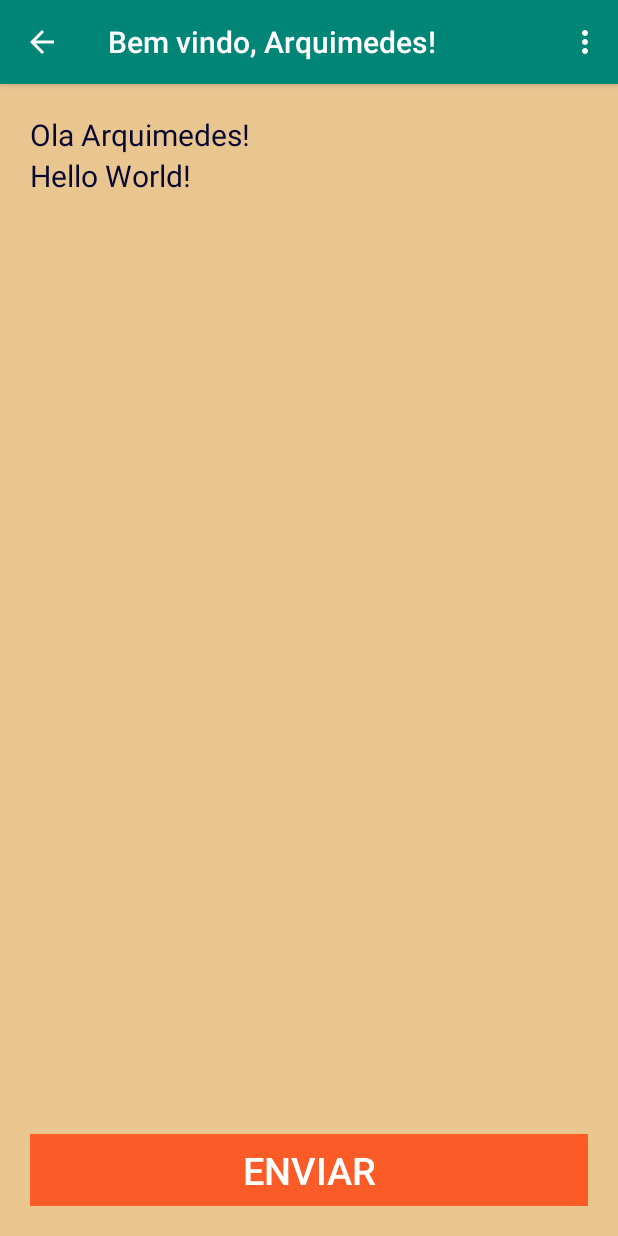
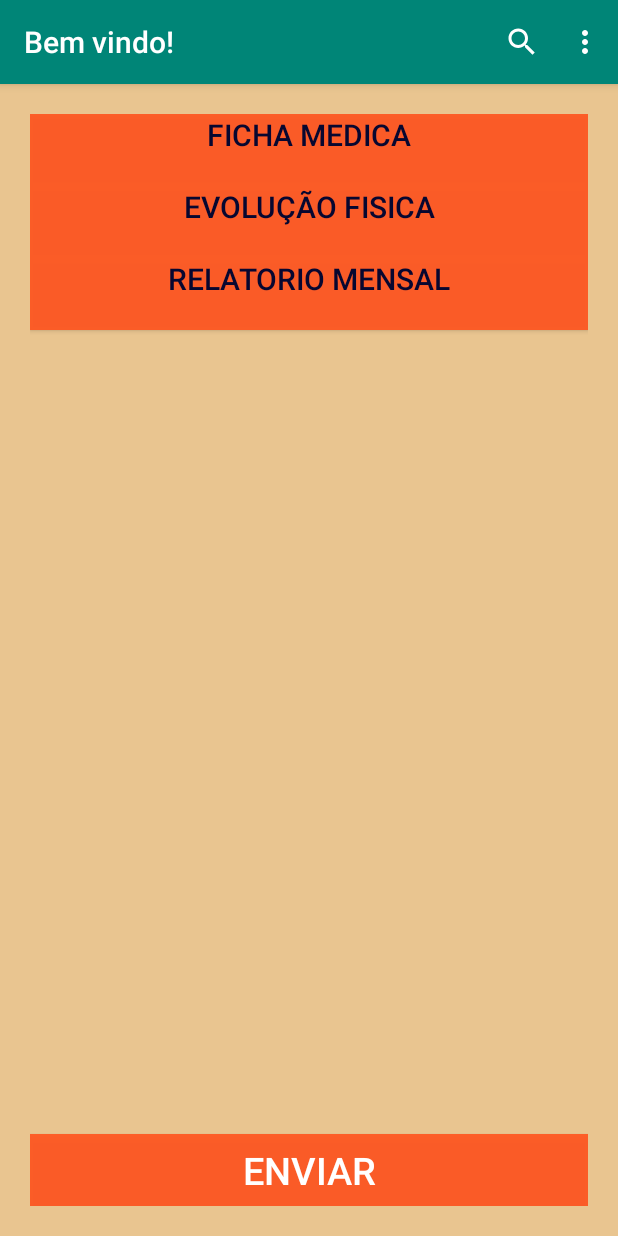
Before and after one commit to lrs96/app-gym-manager, an Android app: the MainActivity screen opened directly, with no data from a screen before it, on a phone screen of 412 x 824 dp. Run offline under Robolectric (Android 15) with nearby library versions, the phone set to English and light mode, and no system bars.

Commit message:
Criação de menus e dos tres botoes da tela home

```diff
--- a/app/build.gradle
+++ b/app/build.gradle
@@ -25,7 +25,7 @@ android {
 
 dependencies {
     implementation fileTree(dir: 'libs', include: ['*.jar'])
-    implementation"org.jetbrains.kotlin:kotlin-stdlib-jdk7:$kotlin_version"
+    implementation "org.jetbrains.kotlin:kotlin-stdlib-jdk7:$kotlin_version"
     implementation 'androidx.appcompat:appcompat:1.1.0'
     implementation 'androidx.core:core-ktx:1.2.0'
     implementation 'androidx.constraintlayout:constraintlayout:1.1.3'
--- a/app/src/main/res/layout/activity_main.xml
+++ b/app/src/main/res/layout/activity_main.xml
@@ -8,20 +8,36 @@
     tools:context=".MainActivity">
 
 
-    <TextView
-        android:id="@+id/txtView1"
-        android:layout_width="wrap_content"
+    <Button
+        android:id="@+id/btn1"
+        android:layout_width="match_parent"
         android:layout_height="wrap_content"
-        android:text="@string/ola_arq"
-        style="@style/Txt_Teste" />
+        android:paddingBottom="20sp"
+        android:background="@color/bg_btn_padrao"
+        android:text="@string/bnt1"
+        style="@style/Txt_Teste"
+        android:onClick="clickBtnaFichaMedica"/>
 
-    <TextView
-        android:id="@+id/txtView2"
-        android:layout_width="wrap_content"
+    <Button
+        android:id="@+id/btn2"
+        android:layout_width="match_parent"
         android:layout_height="wrap_content"
-        android:layout_below="@id/txtView1"
-        android:text="@string/hollo_world"
-        style="@style/Txt_Teste"/>
+        android:paddingBottom="20sp"
+        android:background="@color/bg_btn_padrao"
+        android:text="@string/bnt2"
+        android:layout_below="@id/btn1"
+        style="@style/Txt_Teste"
+        android:onClick="clickBtnEvolucaoFisica"/>
+
+    <Button
+        android:layout_width="match_parent"
+        android:layout_height="wrap_content"
+        android:background="@color/bg_btn_padrao"
+        android:paddingBottom="20sp"
+        android:text="@string/bnt3"
+        android:layout_below="@id/btn2"
+        style="@style/Txt_Teste"
+        android:onClick="clickBtnaRelatorioMensal"/>
 
     <Button
         android:id="@+id/btn_enviar"
--- a/app/src/main/res/menu/menu_login.xml
+++ b/app/src/main/res/menu/menu_login.xml
@@ -3,6 +3,12 @@
     xmlns:tools="http://schemas.android.com/tools"
     xmlns:app="http://schemas.android.com/apk/res-auto"
     tools:context=".LoginActivity">
+
+    <item android:id="@+id/action_buscar"
+        android:icon="@drawable/buscar"
+        android:title="@string/menu_buscar"
+        app:showAsAction="always"
+        app:actionViewClass="androidx.appcompat.widget.SearchView"/>
 
     <item
         android:id="@+id/menu_sair"
@@ -12,8 +18,20 @@
 
     <item
         android:id="@+id/menu_adicionar"
-        android:orderInCategory="100"
-        android:title="@string/lbl_sair"
-        app:showAsAction="never"/>
+        android:orderInCategory="1"
+        android:title="@string/menu_adicionar"
+        app:showAsAction="never"/>_
+
+    <item
+        android:id="@+id/menu_atualizar"
+        android:orderInCategory="2"
+        android:title="@string/menu_Atualizar"
+        app:showAsAction="never"/>_
+
+    <item
+        android:id="@+id/menu_config"
+        android:orderInCategory="3"
+        android:title="@string/menu_conf"
+        app:showAsAction="never"/>_
 
 </menu>
--- a/app/src/main/res/values/strings.xml
+++ b/app/src/main/res/values/strings.xml
@@ -16,8 +16,22 @@
 
     <string name="mensagem_login">Bem vindo, faça seu login</string>
 
-    <string name="action_settings">Settings</string>
     <string name="lbl_sair">Sair</string>
+    <string name="menu_conf">Configuração</string>
+    <string name="menu_adicionar">Adicionar</string>
+    <string name="menu_Atualizar">Atualizar</string>
 
 
+    <string name="bnt1">Ficha Medica</string>
+    <string name="bnt2">Evolução Fisica</string>
+    <string name="bnt3">Relatorio Mensal</string>
+    <string name="menu_buscar">Buscar</string>
+    <string name="lblEmail">Email</string>
+    <string name="str_text_cpf">CPF</string>
+    <string name="str_text_nome">Nome</string>
+    <string name="mensagem_cadastro">Cadastro</string>
+    <string name="lblFichaMedica">FichaMedica</string>
+    <string name="lblEvolução">Evolução Fisica</string>
+    <string name="lblRelatorio">Relatório Mensal</string>
+
 </resources>
```
Also changed, not shown: app/src/main/AndroidManifest.xml (+8 -6 lines), app/src/main/java/br/com/app_my_manage_mobile/ConfiguracaoActivity.kt (added, +37 -0 lines), app/src/main/java/br/com/app_my_manage_mobile/EvolucaoFisicaActivity.kt (added, +37 -0 lines), app/src/main/java/br/com/app_my_manage_mobile/FichaMedicaActivity.kt (added, +37 -0 lines), app/src/main/java/br/com/app_my_manage_mobile/MainActivity.kt (+43 -3 lines), app/src/main/java/br/com/app_my_manage_mobile/PesquisaActivity.kt (added, +40 -0 lines), app/src/main/java/br/com/app_my_manage_mobile/PessoaActivity.kt (added, +30 -0 lines), app/src/main/java/br/com/app_my_manage_mobile/RelatorioMensalActivity.kt (added, +35 -0 lines), app/src/main/res/layout/activity_configuracao.xml (added, +23 -0 lines), app/src/main/res/layout/activity_pessoa.xml (added, +100 -0 lines), app/src/main/res/layout/evfisica.xml (added, +22 -0 lines), app/src/main/res/layout/ficha_medica.xml (added, +21 -0 lines), app/src/main/res/layout/relatorio_mensal.xml (added, +21 -0 lines), app/src/main/res/drawable-v24/buscar.png (added).
